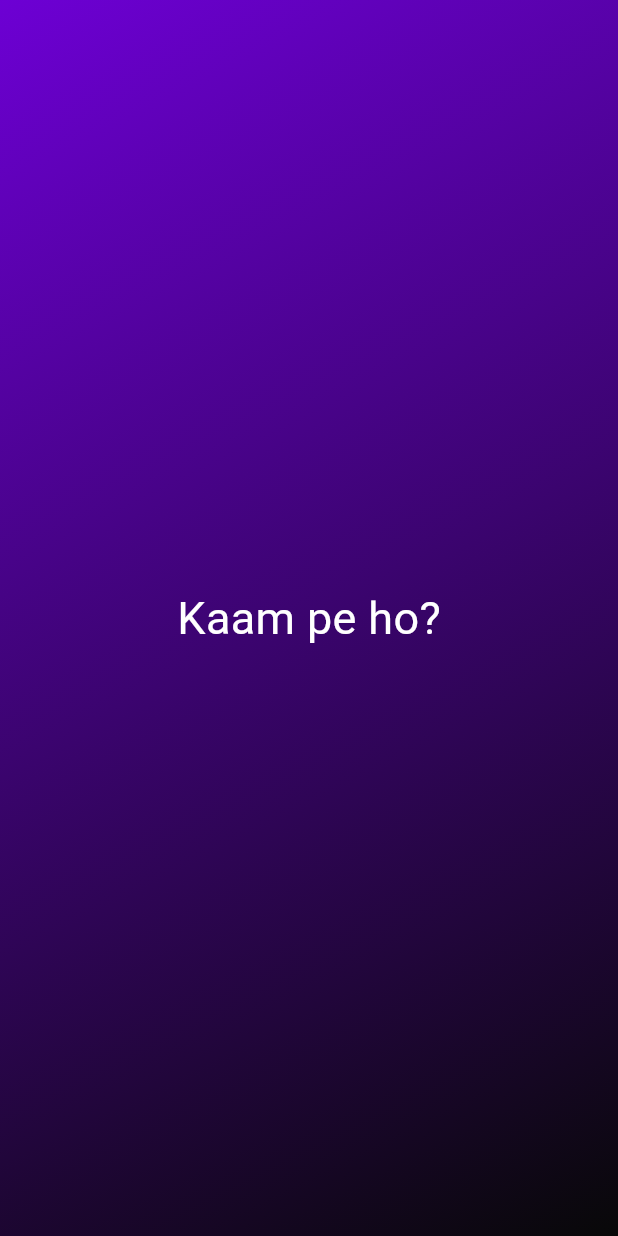
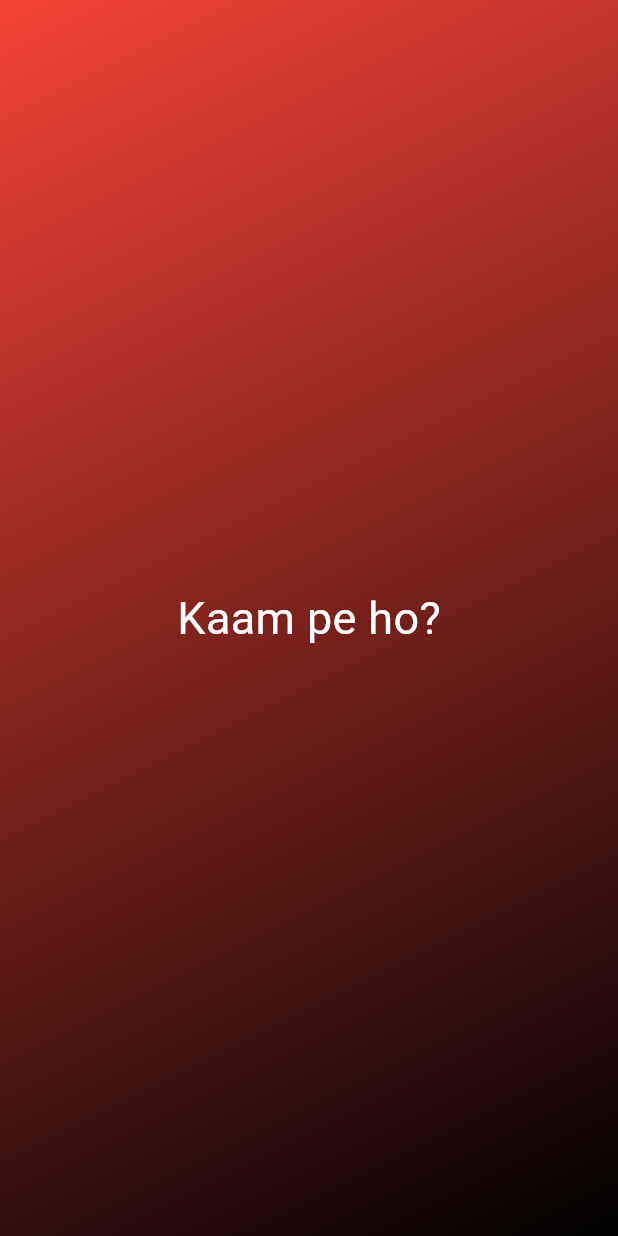
Before and after one commit to babarbahadur/flutter_basics, a Flutter app: the screen it shows after launch, on a phone screen of 412 x 824 dp. Run offline on Flutter 3.47's test engine with Material 3 defaults, Android fonts, the phone set to English and light mode, and no system bars; Roboto replaces fonts that are missing (creditCardExpirationDate).

Commit message:
Custom constructor

```diff
--- a/lib/gradient_container.dart
+++ b/lib/gradient_container.dart
@@ -3,6 +3,9 @@ import 'package:first_app/text_component.dart';
 
 class GradientContainer extends StatelessWidget {
   const GradientContainer({super.key, required this.colorList});
+
+  const GradientContainer.red({super.key})
+      : colorList = const [Colors.red, Colors.black];
 
   final List<Color> colorList;
 
```
Also changed, not shown: lib/main.dart (+8 -6 lines).
